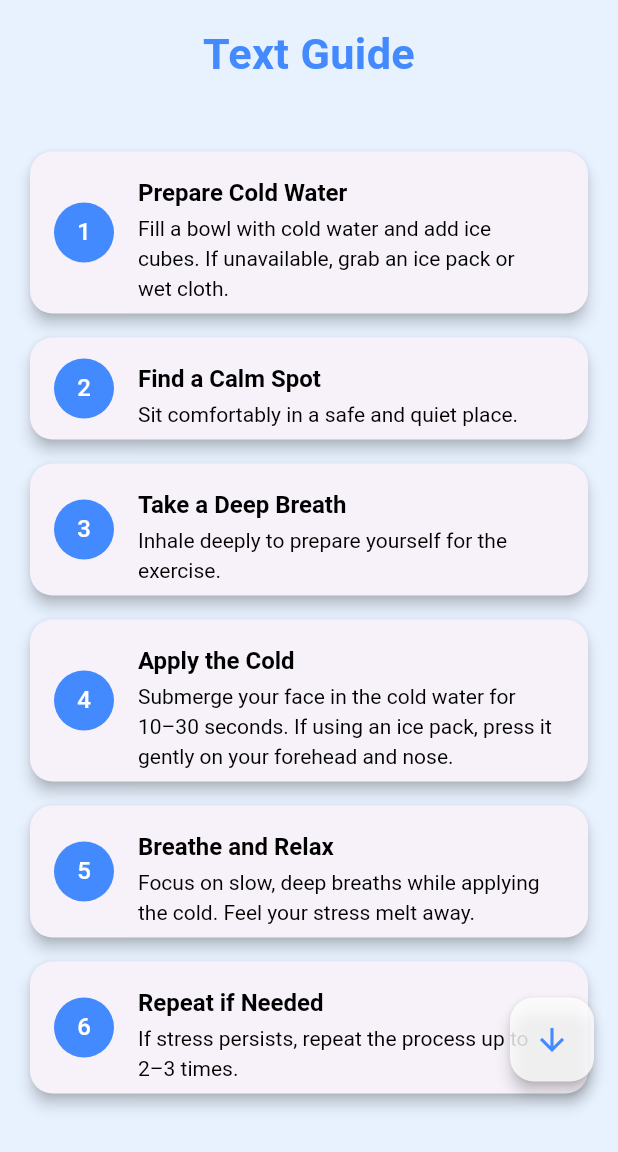
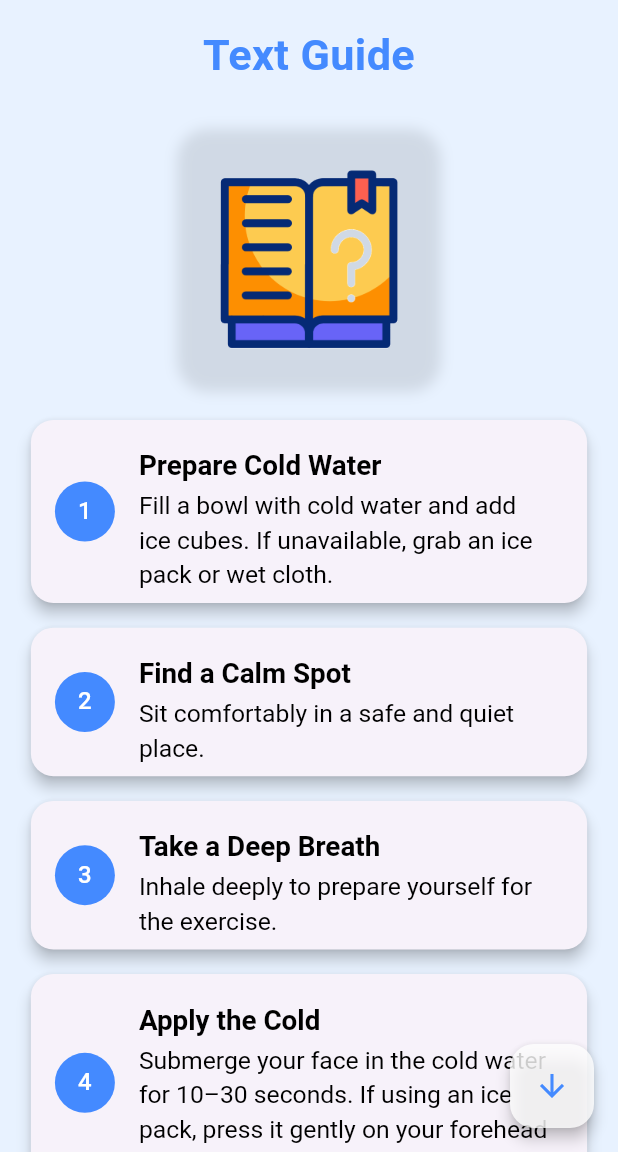
Before and after one commit to riyajidevindu/BeMA_App_V2, a Flutter app: the TextGuideScreen screen opened directly, on a phone screen of 412 x 824 dp, the part 84-1236 px from its top. Run offline on Flutter 3.47's test engine with Material 3 defaults, Android fonts, the phone set to English and light mode, and no system bars; our stand-ins replace awesome_snackbar_content, cloud_firestore, connectivity_plus, custom_navigation_bar, firebase_auth, firebase_core and 5 more; missing offline and left inert: model_viewer_plus, record; accounts and stored records are empty; statements that could not run were skipped.

Commit message:
Enhance TextGuideScreen layout with responsive padding and GIF preview; update VideoGuideScreen to conditionally show progress indicator

```diff
--- a/bema_application/lib/features/dive_reflex/screens/text_guide_screen.dart
+++ b/bema_application/lib/features/dive_reflex/screens/text_guide_screen.dart
@@ -57,6 +57,7 @@ class _TextGuideScreenState extends State<TextGuideScreen> {
   @override
   Widget build(BuildContext context) {
     final screenWidth = MediaQuery.of(context).size.width;
+    final screenHeight = MediaQuery.of(context).size.height;
 
     final steps = [
       {
@@ -100,7 +101,7 @@ class _TextGuideScreenState extends State<TextGuideScreen> {
               children: [
                 // Title Section
                 Padding(
-                  padding: const EdgeInsets.all(16.0),
+                  padding: EdgeInsets.all(screenWidth * 0.04),
                   child: Text(
                     "Text Guide",
                     style: TextStyle(
@@ -111,16 +112,40 @@ class _TextGuideScreenState extends State<TextGuideScreen> {
                     textAlign: TextAlign.center,
                   ),
                 ),
-                const SizedBox(height: 20),
+                SizedBox(height: screenHeight * 0.02),
+
+                // GIF
+                Container(
+                  height: screenHeight * 0.2,
+                  decoration: BoxDecoration(
+                    borderRadius: BorderRadius.circular(screenWidth * 0.05),
+                    boxShadow: [
+                      BoxShadow(
+                        color: Colors.black.withOpacity(0.1),
+                        spreadRadius: 5,
+                        blurRadius: 7,
+                        offset: const Offset(0, 1),
+                      ),
+                    ],
+                  ),
+                  child: ClipRRect(
+                    borderRadius: BorderRadius.circular(screenWidth * 0.05),
+                    child: Image.asset(
+                      'assets/manual.gif',
+                      fit: BoxFit.cover,
+                    ),
+                  ),
+                ),
+                SizedBox(height: screenHeight * 0.02),
 
                 // Steps Section
                 Padding(
-                  padding: const EdgeInsets.symmetric(horizontal: 20.0),
+                  padding: EdgeInsets.symmetric(horizontal: screenWidth * 0.05),
                   child: Column(
                     children: steps.map((step) {
                       int index = steps.indexOf(step);
                       return Card(
-                        margin: const EdgeInsets.symmetric(vertical: 8.0),
+                        margin: EdgeInsets.symmetric(vertical: screenHeight * 0.01),
                         elevation: 4,
                         shape: RoundedRectangleBorder(
                           borderRadius: BorderRadius.circular(15),
@@ -138,8 +163,8 @@ class _TextGuideScreenState extends State<TextGuideScreen> {
                               children: [
                                 TextSpan(
                                   text: "${step['heading']}\n", // Added extra newline for more space
-                                  style: const TextStyle(
-                                    fontSize: 16,
+                                  style: TextStyle(
+                                    fontSize: screenWidth * 0.045,
                                     fontWeight: FontWeight.bold,
                                     color: Colors.black,
                                     height: 2.0,
@@ -147,8 +172,8 @@ class _TextGuideScreenState extends State<TextGuideScreen> {
                                 ),
                                 TextSpan(
                                   text: step['content'],
-                                  style: const TextStyle(
-                                    fontSize: 14,
+                                  style: TextStyle(
+                                    fontSize: screenWidth * 0.04,
                                     fontWeight: FontWeight.normal,
                                     color: Colors.black,
                                     height: 1.4,
--- a/bema_application/lib/features/dive_reflex/screens/video_guide_screen.dart
+++ b/bema_application/lib/features/dive_reflex/screens/video_guide_screen.dart
@@ -182,6 +182,9 @@ class _VideoGuideScreenState extends State<VideoGuideScreen> {
           ],
         ),
       ),
+      floatingActionButton: _controller.value.isInitialized
+          ? null
+          : const CustomProgressIndicator(),
     );
   }
 
```
Also changed, not shown: bema_application/assets/manual.gif (added).
